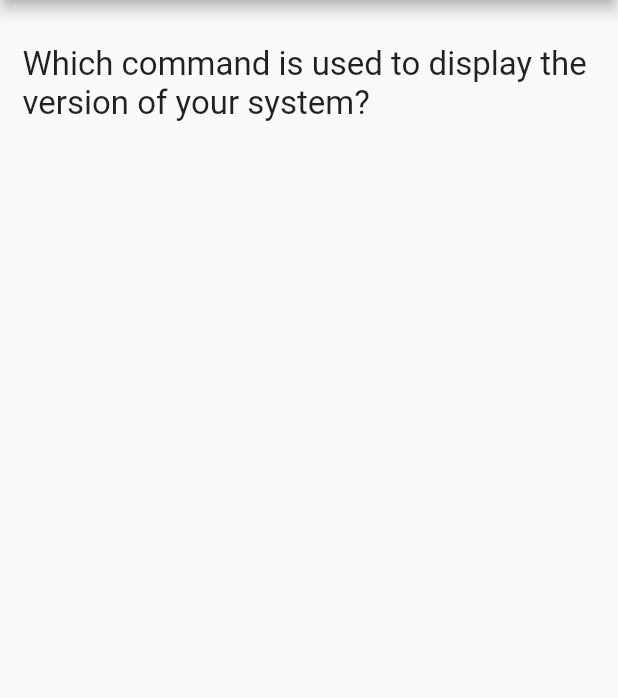
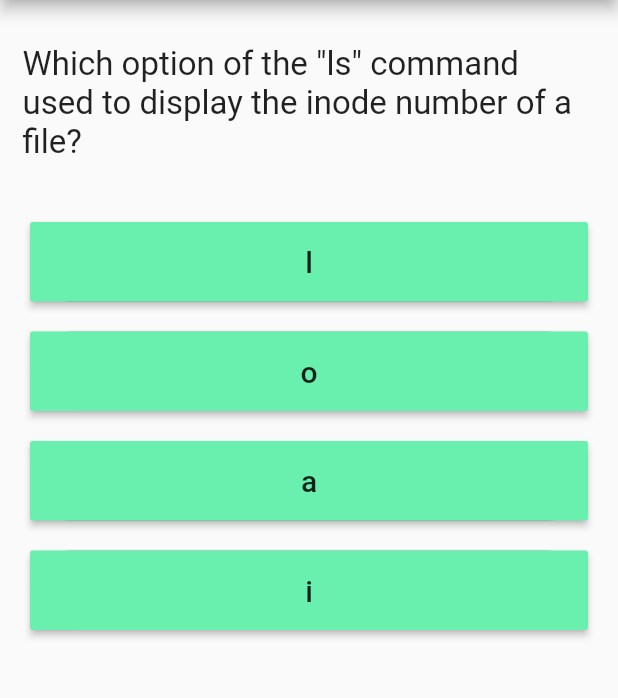
Before and after one commit to oumaima-lmhamdi/Flutter-training, a Flutter app: the screen it shows after launch, on a phone screen of 412 x 824 dp, the part 84-782 px from its top. Run offline on Flutter 3.47's test engine with Material 2 defaults, Android fonts, the phone set to English and light mode, and no system bars.

Commit message:
adding questions & answers and quiz reset button

```diff
--- /dev/null
+++ b/linquiz_app/lib/answers.dart
@@ -0,0 +1,28 @@
+import 'package:flutter/material.dart';
+
+class Answer extends StatelessWidget {
+  final String textAnswer;
+  final Function x;
+
+  const Answer(this.textAnswer, this.x);
+
+  @override
+  Widget build(BuildContext context) {
+    return Container(
+      decoration: BoxDecoration(color: Colors.grey, borderRadius: BorderRadius.circular(150) ),
+      margin: EdgeInsets.symmetric(vertical: 10, horizontal: 20),
+      width: double.infinity,
+      child: RaisedButton(
+        padding: EdgeInsets.symmetric(vertical: 15, horizontal: 1),
+        child: Text(
+          textAnswer,
+          style: TextStyle(
+            fontSize: 20,
+          ),
+        ),
+        onPressed: x,
+        color: Colors.greenAccent,
+      ),
+    );
+  }
+}
--- a/linquiz_app/lib/main.dart
+++ b/linquiz_app/lib/main.dart
@@ -1,5 +1,8 @@
 import 'package:flutter/material.dart';
+import 'answers.dart';
 import 'questions.dart';
+import 'quiz.dart';
+import 'result.dart';
 
 main() => runApp(MyApp());
 
@@ -9,20 +12,71 @@ class MyApp extends StatefulWidget {
 }
 
 class _MyAppState extends State<MyApp> {
-  var _questions = [
+
+  void _resetQuiz(){
+    setState(() {
+      questionIndex = 0;
+    });
+  }
+  List<Map<String, Object>> _questions = [
+    {
+      'questionText':
           'Which option of the "ls" command used to display the inode number of a file?',
+      'answers': ['l', 'o', 'a', 'i']
+    },
+    {
+      'questionText':
           'Which command to use to find the resource limit of a session?',
-    'Which command is used to print a file?',
+      'answers': ['ulimit', 'sterlimit', 'getrlimit', 'rlimit']
+    },
+    {
+      'questionText': 'Which command is used to print a file?',
+      'answers': ['ptr', 'lpr', 'print', 'None of the above']
+    },
+    {
+      'questionText':
           'Which command is used to display the version of your system?',
+      'answers': ['uname -r', 'uname -t', 'kernel', 'uname -n']
+    },
+    {
+      'questionText':
           'Which command is used to display the name of your operating system?',
+      'answers': ['unix', 'uname', 'os', 'kernel']
+    },
+    {
+      'questionText':
           'Which command is used to save a session of a user login to a file?',
+      'answers': ['script', 'macro', 'read', 'None of the above']
+    },
+    {
+      'questionText':
           'Which command is used to change the I / O characteristics of the terminal?',
-    'Which command is used to identify the file type?',
+      'answers': ['ctty', 'ptty', 'stty', 'tty']
+    },
+    {
+      'questionText': 'Which command is used to identify the file type?',
+      'answers': ['Type', 'File', 'Finfo', 'Info']
+    },
+    {
+      'questionText':
           'Which option of the "rm" command is used to delete a directory with all of its subdirectories?',
-    'Which command creates an empty file if the file does not exist?'
+      'answers': ['o', 'p', 'r', 'b']
+    },
+    {
+      'questionText':
+          'Which command creates an empty file if the file does not exist?',
+      'answers': ['cat', 'touch', 'red', 'ed']
+    }
   ];
 
+  int questionIndex = 0;
 
+  void answerQuestion() {
+    setState(() {
+      questionIndex += 1;
+    });
+    print(questionIndex);
+  }
 
   @override
   Widget build(BuildContext context) {
@@ -30,10 +84,17 @@ class _MyAppState extends State<MyApp> {
       home: Scaffold(
         appBar: AppBar(
           centerTitle: true,
-        title: Text("LinQuiz", style: TextStyle(fontSize: 30, fontWeight: FontWeight.bold,),),
+          title: Text(
+            "LinQuiz",
+            style: TextStyle(
+              fontSize: 30,
+              fontWeight: FontWeight.bold,
+            ),
+          ),
         ),
         body: Container(
-        child: Question(_questions[3]),
+          child: questionIndex < _questions.length? Quiz(_questions, questionIndex, answerQuestion)
+              : Result(_resetQuiz)
         ),
       ),
     );
--- /dev/null
+++ b/linquiz_app/lib/quiz.dart
@@ -0,0 +1,22 @@
+import 'package:flutter/material.dart';
+import 'questions.dart';
+import 'answers.dart';
+
+class Quiz extends StatelessWidget {
+  final List<Map<String, Object>> questions;
+  final int questionIndex;
+  final Function answerQuestion;
+
+  Quiz(this.questions, this.questionIndex, this.answerQuestion);
+  @override
+  Widget build(BuildContext context) {
+    return Column(
+      children: [
+        Question(questions[questionIndex]['questionText']),
+        ...(questions[questionIndex]['answers'] as List<String>).map((answer) {
+          return Answer(answer, answerQuestion);
+        }).toList(),
+      ],
+    );
+  }
+}
```
Also changed, not shown: linquiz_app/lib/result.dart (added, +30 -0 lines). Lines whose indentation alone changed are shown as unchanged.
